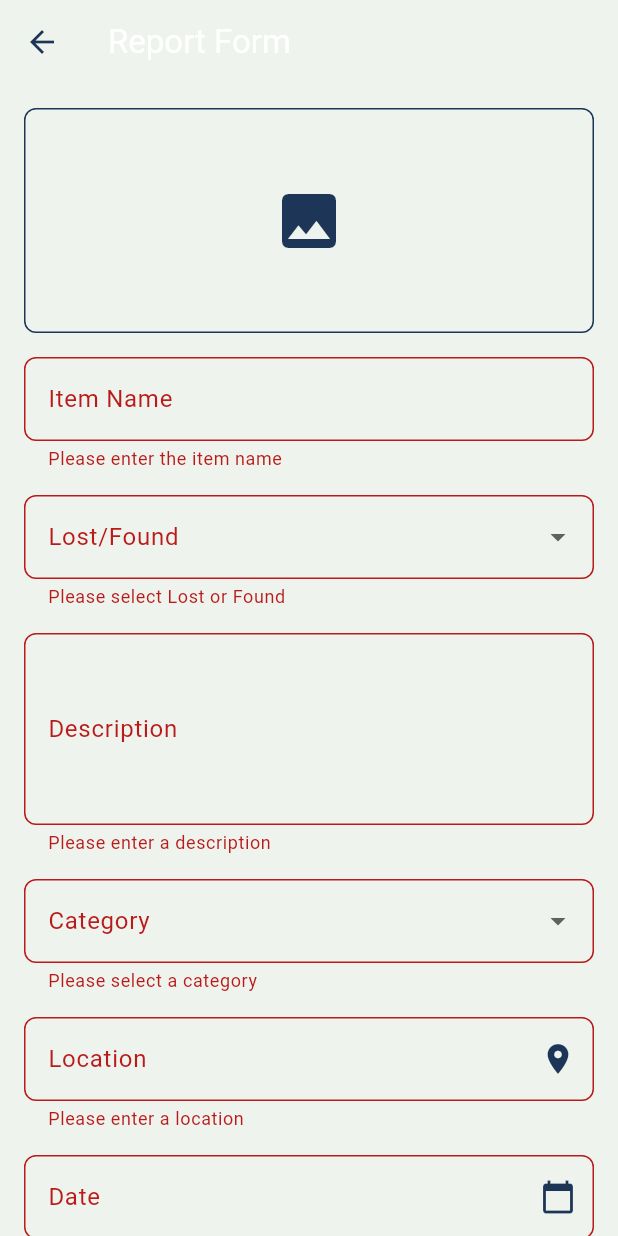
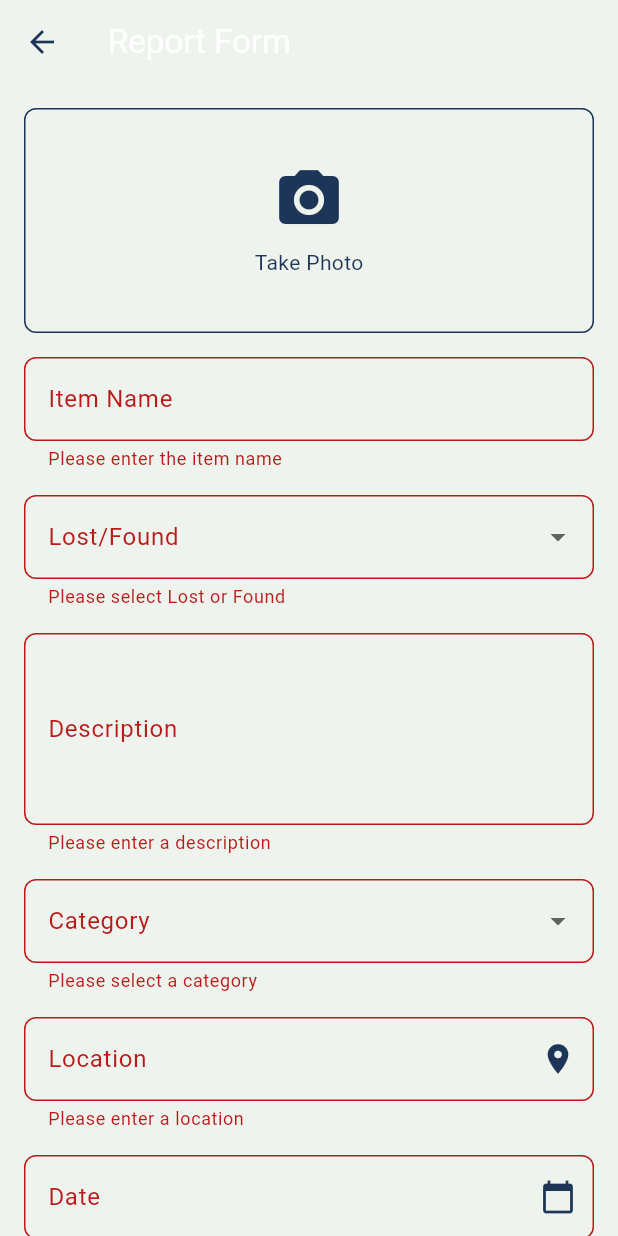
Before and after one commit to Yassin1-prog/LostandFound, a Flutter app: the ReportFormScreen screen opened by its route, after a tap on "Submit", on a phone screen of 412 x 824 dp. Run offline on Flutter 3.47's test engine with Material 3 defaults, Android fonts, the phone set to English and light mode, and no system bars; our stand-ins replace appwrite, cached_network_image, cloud_firestore, firebase_auth, firebase_core, image_picker; accounts and stored records are empty.

Commit message:
image storage

```diff
--- /dev/null
+++ b/lib/appwrite_client.dart
@@ -0,0 +1,12 @@
+import 'package:appwrite/appwrite.dart';
+import './constants.dart';
+
+class AppwriteClientService {
+  static Client get client {
+    Client client = Client();
+    return client
+      ..setEndpoint(AppwriteConstants.endpoint)
+      ..setProject(AppwriteConstants.projectId)
+      ..setSelfSigned(status: true); // Remove this line in production
+  }
+}
--- /dev/null
+++ b/lib/constants.dart
@@ -0,0 +1,5 @@
+class AppwriteConstants {
+  static const String endpoint = 'https://cloud.appwrite.io/v1';
+  static const String projectId = '67640b35002654fd78c9';
+  static const String bucketId = '67640d0e000036f94bfd'; // Your bucket ID
+}
--- a/lib/models/report.dart
+++ b/lib/models/report.dart
@@ -6,11 +6,12 @@ class Report {
   final String id;
   final String userId;
   final String itemName;
-  final String status; // "lost" or "found"
+  final String status;
   final String description;
-  final String category; // e.g., "electronics", "clothing", etc.
+  final String category;
   final String location;
   final DateTime date;
+  final String imageUrl;
 
   Report({
     required this.id,
@@ -21,6 +22,7 @@ class Report {
     required this.category,
     required this.location,
     required this.date,
+    required this.imageUrl,
   });
 
   Report copyWith({
@@ -32,6 +34,7 @@ class Report {
     String? category,
     String? location,
     DateTime? date,
+    String? imageUrl,
   }) {
     return Report(
       id: id ?? this.id,
@@ -42,10 +45,10 @@ class Report {
       category: category ?? this.category,
       location: location ?? this.location,
       date: date ?? this.date,
+      imageUrl: imageUrl ?? this.imageUrl,
     );
   }
 
-  // Convert Report object to Firestore-compatible map
   Map<String, dynamic> toMap() {
     return {
       'id': id,
@@ -56,10 +59,10 @@ class Report {
       'category': category,
       'location': location,
       'date': date.toIso8601String(),
+      'imageUrl': imageUrl,
     };
   }
 
-  // Create a Report object from Firestore document
   factory Report.fromDocument(DocumentSnapshot doc) {
     Map<String, dynamic> data = doc.data() as Map<String, dynamic>;
     return Report(
@@ -72,6 +75,7 @@ class Report {
       location: data['location'] ?? '',
       date: DateTime.parse(
           data['date'] ?? DateFormat('dd/MM/yyyy').format(DateTime.now())),
+      imageUrl: data['imageUrl'] ?? '',
     );
   }
 }
--- a/lib/services/report_service.dart
+++ b/lib/services/report_service.dart
@@ -1,5 +1,9 @@
 import 'package:cloud_firestore/cloud_firestore.dart';
 import '../models/report.dart';
+//import 'dart:io';
+//import 'package:firebase_storage/firebase_storage.dart';
+//import 'package:image_picker/image_picker.dart';
+//import 'package:path/path.dart' as path;
 
 class ReportService {
   final FirebaseFirestore _firestore = FirebaseFirestore.instance;
--- a/lib/ui/homepage.dart
+++ b/lib/ui/homepage.dart
@@ -146,7 +146,7 @@ class _HomePageState extends State<HomePage> {
         return GestureDetector(
           onTap: () => _navigateToItemDetails(report),
           child: ItemCard(
-            imageUrl: '', // Placeholder for image URL
+            imageUrl: report.imageUrl, // Placeholder for image URL
             title: report.itemName,
             date: DateFormat('dd/MM/yyyy').format(report.date),
             status: status,
--- a/lib/ui/items_screen.dart
+++ b/lib/ui/items_screen.dart
@@ -175,7 +175,8 @@ class _ItemsPageState extends State<ItemsPage> {
                             return GestureDetector(
                               onTap: () => _navigateToItemDetails(report),
                               child: ItemCard(
-                                imageUrl: '', // Placeholder for image URL
+                                imageUrl: report
+                                    .imageUrl, // Placeholder for image URL
                                 title: report.itemName,
                                 date: DateFormat('dd/MM/yyyy')
                                     .format(report.date),
--- a/lib/ui/profile_screen.dart
+++ b/lib/ui/profile_screen.dart
@@ -319,7 +319,7 @@ class _ProfileScreenState extends State<ProfileScreen> {
               child: SizedBox(
                 width: 200, // Fixed width for each item
                 child: ItemCard(
-                  imageUrl: '', // Placeholder for image URL
+                  imageUrl: report.imageUrl, // Placeholder for image URL
                   title: report.itemName,
                   date: DateFormat('dd/MM/yyyy').format(report.date),
                   status: report.status,
--- a/lib/ui/report_screen.dart
+++ b/lib/ui/report_screen.dart
@@ -1,9 +1,13 @@
+import 'dart:io';
+
 import 'package:cloud_firestore/cloud_firestore.dart';
 import 'package:flutter/material.dart';
 import 'package:firebase_auth/firebase_auth.dart';
 import '../app/app_theme.dart';
 import '../models/report.dart';
 import '../services/report_service.dart';
+import 'package:image_picker/image_picker.dart';
+import '../services/image_service.dart';
 
 class ReportFormScreen extends StatefulWidget {
   const ReportFormScreen({super.key});
@@ -17,6 +21,9 @@ class _ReportFormScreenState extends State<ReportFormScreen> {
   final _formKey = GlobalKey<FormState>();
   final ReportService _reportService = ReportService();
   final FirebaseAuth _auth = FirebaseAuth.instance;
+  final ImageService _imageService = ImageService();
+  XFile? _imageFile;
+  //String? _imageUrl;
 
   // Form fields
   String? itemName;
@@ -43,6 +50,15 @@ class _ReportFormScreenState extends State<ReportFormScreen> {
     );
   }
 
+  Future<void> _takePhoto() async {
+    final photo = await _imageService.takePhoto();
+    if (photo != null) {
+      setState(() {
+        _imageFile = photo;
+      });
+    }
+  }
+
   Future<void> _submitReport() async {
     if (_formKey.currentState!.validate()) {
       _formKey.currentState!.save();
@@ -59,6 +75,18 @@ class _ReportFormScreenState extends State<ReportFormScreen> {
           return;
         }
 
+        String imageUrl = '';
+        if (_imageFile != null) {
+          final uploadedImageUrl =
+              await _imageService.uploadImage(_imageFile!, currentUser.uid);
+          if (uploadedImageUrl != null) {
+            imageUrl = uploadedImageUrl;
+          } else {
+            _showErrorDialog('Failed to upload image');
+            return;
+          }
+        }
+
         // Create a new Report object
         final newReport = Report(
           id: FirebaseFirestore.instance
@@ -72,6 +100,7 @@ class _ReportFormScreenState extends State<ReportFormScreen> {
           category: category!,
           location: location!,
           date: date!,
+          imageUrl: imageUrl,
         );
 
         // Save the report to Firestore
@@ -119,9 +148,7 @@ class _ReportFormScreenState extends State<ReportFormScreen> {
                 children: [
                   // Image Upload Placeholder
                   GestureDetector(
-                    onTap: () {
-                      // Handle image upload
-                    },
+                    onTap: _takePhoto,
                     child: Container(
                       height: 150,
                       decoration: BoxDecoration(
@@ -129,10 +156,28 @@ class _ReportFormScreenState extends State<ReportFormScreen> {
                         borderRadius: BorderRadius.circular(8),
                         border: Border.all(color: AppColors.primary),
                       ),
-                      child: const Center(
-                        child: Icon(Icons.image,
-                            size: 48, color: AppColors.primary),
-                      ),
+                      child: _imageFile != null
+                          ? ClipRRect(
+                              borderRadius: BorderRadius.circular(8),
+                              child: Image.file(
+                                File(_imageFile!.path),
+                                fit: BoxFit.cover,
+                                width: double.infinity,
+                              ),
+                            )
+                          : const Center(
+                              child: Column(
+                                mainAxisAlignment: MainAxisAlignment.center,
+                                children: [
+                                  Icon(Icons.camera_alt,
+                                      size: 48, color: AppColors.primary),
+                                  SizedBox(height: 8),
+                                  Text('Take Photo',
+                                      style:
+                                          TextStyle(color: AppColors.primary)),
+                                ],
+                              ),
+                            ),
                     ),
                   ),
                   const SizedBox(height: 16),
--- a/pubspec.yaml
+++ b/pubspec.yaml
@@ -39,6 +39,12 @@ dependencies:
   cloud_firestore: ^5.5.1
   firebase_auth: ^5.3.4
   intl: ^0.20.1
+  image_picker: ^1.0.7
+  firebase_storage: ^12.3.7
+  path: ^1.8.3
+  cached_network_image: ^3.3.0
+
+  appwrite: ^13.0.0
 
 dev_dependencies:
   flutter_test:
```
Also changed, not shown: lib/services/image_service.dart (added, +63 -0 lines), lib/ui/components/item_card.dart (+29 -7 lines), pubspec.lock, 9 other files.
